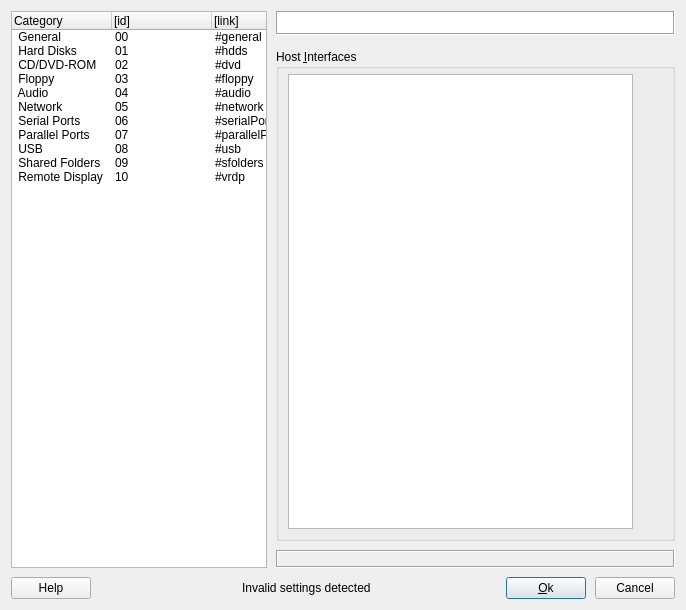
Old version of the form vbox/src/VBox/Frontends/VirtualBox4/ui/VBoxVMSettingsDlg.ui in the repository jljuxgm/vboxgit.
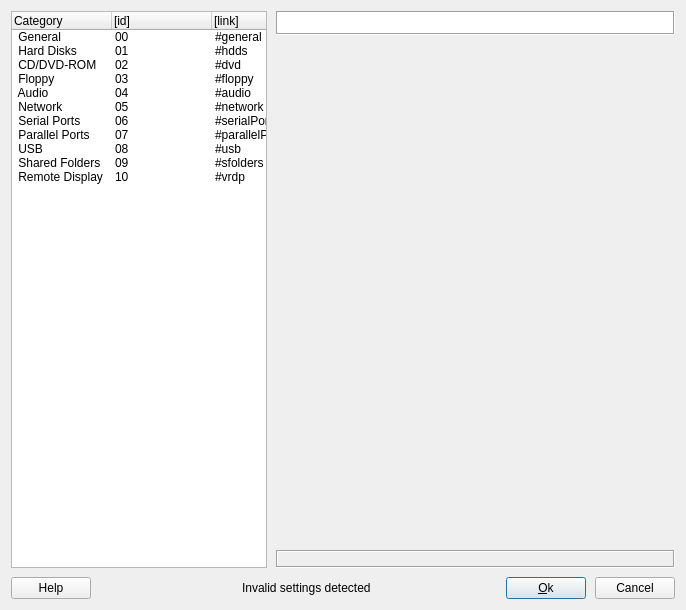
New version of the form. The open tabs and pages were chosen to show the change. Icons and pictures are not drawn. Custom widgets are drawn as their Qt base class.

The edit to the form file:
```diff
--- a/vbox/src/VBox/Frontends/VirtualBox4/ui/VBoxVMSettingsDlg.ui
+++ b/vbox/src/VBox/Frontends/VirtualBox4/ui/VBoxVMSettingsDlg.ui
@@ -489,86 +489,7 @@
      <widget class="QWidget" name="mPageCD" />
      <widget class="QWidget" name="mPageFD" />
      <widget class="QWidget" name="mPageAudio" />
-     <widget class="QWidget" name="mPageNetwork" >
-      <layout class="QVBoxLayout" >
-       <property name="leftMargin" >
-        <number>0</number>
-       </property>
-       <property name="topMargin" >
-        <number>5</number>
-       </property>
-       <property name="rightMargin" >
-        <number>0</number>
-       </property>
-       <property name="bottomMargin" >
-        <number>0</number>
-       </property>
-       <item>
-        <widget class="QGroupBox" name="mGbInterfaces" >
-         <property name="sizePolicy" >
-          <sizepolicy vsizetype="Preferred" hsizetype="Expanding" >
-           <horstretch>0</horstretch>
-           <verstretch>0</verstretch>
-          </sizepolicy>
-         </property>
-         <property name="title" >
-          <string>Host &amp;Interfaces</string>
-         </property>
-         <layout class="QHBoxLayout" >
-          <property name="topMargin" >
-           <number>5</number>
-          </property>
-          <item>
-           <widget class="QListWidget" name="mLwInterfaces" />
-          </item>
-          <item>
-           <layout class="QVBoxLayout" >
-            <item>
-             <widget class="QToolButton" name="mTbAddInterface" >
-              <property name="whatsThis" >
-               <string>Adds a new host interface.</string>
-              </property>
-              <property name="text" >
-               <string/>
-              </property>
-              <property name="autoRaise" >
-               <bool>true</bool>
-              </property>
-             </widget>
-            </item>
-            <item>
-             <widget class="QToolButton" name="mTbRemInterface" >
-              <property name="whatsThis" >
-               <string>Removes the selected host interface.</string>
-              </property>
-              <property name="text" >
-               <string/>
-              </property>
-              <property name="autoRaise" >
-               <bool>true</bool>
-              </property>
-             </widget>
-            </item>
-            <item>
-             <spacer>
-              <property name="orientation" >
-               <enum>Qt::Vertical</enum>
-              </property>
-              <property name="sizeHint" >
-               <size>
-                <width>20</width>
-                <height>40</height>
-               </size>
-              </property>
-             </spacer>
-            </item>
-           </layout>
-          </item>
-         </layout>
-        </widget>
-       </item>
-      </layout>
-     </widget>
+     <widget class="QWidget" name="mPageNetwork" />
      <widget class="QWidget" name="mPageSerial" />
      <widget class="QWidget" name="mPageParallel" />
      <widget class="QWidget" name="mPageUSB" />
```
